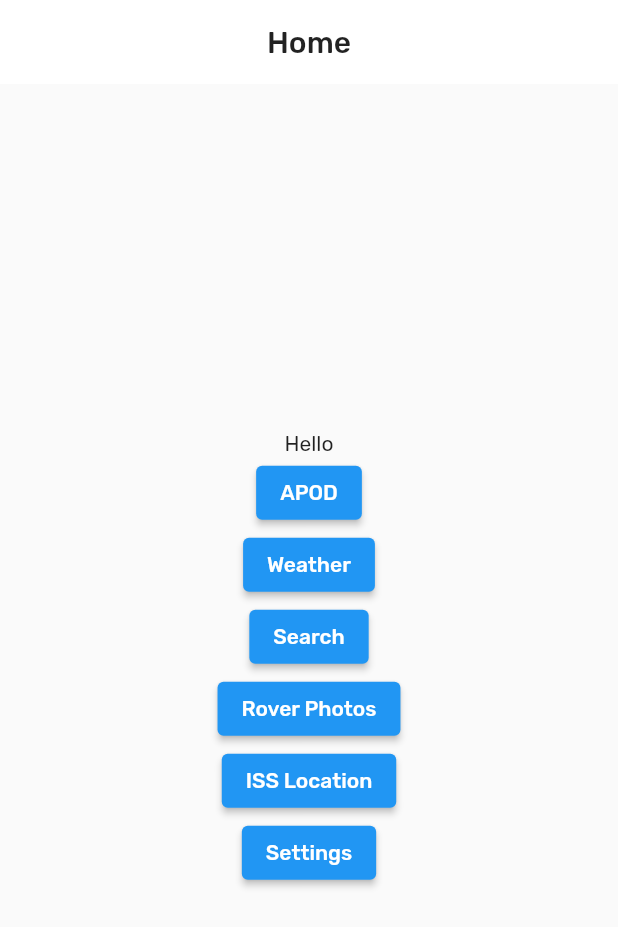
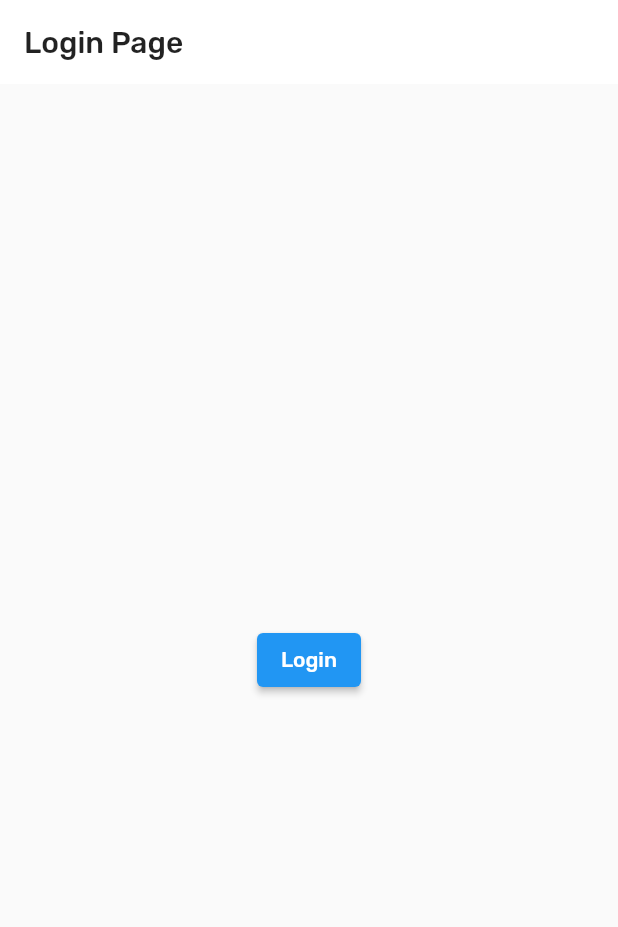
Before and after one commit to zinbrox/universum_app, a Flutter app: the screen it shows after launch, on a phone screen of 412 x 824 dp. Shown: the top 927 px of the screen. Run offline on Flutter 3.47's test engine with Material 2 defaults, Android fonts, the phone set to English and light mode, and no system bars; our stand-ins replace cached_network_image, firebase_auth, firebase_core, google_fonts, google_sign_in, shared_preferences; accounts and stored records are empty.

Commit message:
Adeed Firebase and Login page

```diff
--- a/lib/main.dart
+++ b/lib/main.dart
@@ -3,6 +3,7 @@ import 'package:provider/provider.dart';
 import 'package:universum_app/pages/home.dart';
 import 'package:universum_app/pages/apod.dart';
 import 'package:universum_app/pages/iss.dart';
+import 'package:universum_app/pages/loginPage.dart';
 import 'package:universum_app/pages/roverPhotos.dart';
 import 'package:universum_app/pages/settingsPage.dart';
 import 'package:universum_app/pages/weather.dart';
@@ -41,8 +42,9 @@ class _MyAppState extends State<MyApp> {
           return MaterialApp(
             debugShowCheckedModeBanner: false,
             theme: Styles.themeData(themeChangeProvider.darkTheme, context),
-            initialRoute: '/home',
+            initialRoute: '/loginPage',
             routes: {
+              '/loginPage':(context) => LoginPage(),
               '/home':(context) => Home(),
               '/apod':(context) => APOD(),
               '/marsWeather':(context) => MarsWeather(),
@@ -50,6 +52,7 @@ class _MyAppState extends State<MyApp> {
               '/settings':(context) => SettingsPage(),
               '/roverPhotos':(context) => roverPhotos(),
               '/issLoc':(context) => ISSPage(),
+
             },
           );
         },
--- /dev/null
+++ b/lib/pages/loginPage.dart
@@ -0,0 +1,64 @@
+import 'package:firebase_auth/firebase_auth.dart';
+import 'package:firebase_core/firebase_core.dart';
+import 'package:flutter/material.dart';
+import 'package:universum_app/helpers/sign_in.dart';
+import 'package:universum_app/pages/home.dart';
+
+class LoginPage extends StatefulWidget {
+  @override
+  _LoginPageState createState() => _LoginPageState();
+}
+
+class _LoginPageState extends State<LoginPage> {
+
+  Future<void> googleCall() async {
+
+    await Firebase.initializeApp();
+
+    User user = FirebaseAuth.instance.currentUser;
+    if(user!=null) {
+      Navigator.of(context).push(
+        MaterialPageRoute(
+          builder: (context) {
+            return Home();
+          },
+        ),
+      );
+    }
+
+
+  }
+
+  @override
+  void initState() {
+    super.initState();
+    googleCall();
+  }
+
+  @override
+  Widget build(BuildContext context) {
+    return Scaffold(
+      appBar: AppBar(
+        title: Text("Login Page"),
+      ),
+      body: Center(
+        child: ElevatedButton(
+          onPressed: (){
+            signInWithGoogle().then((result) {
+              if (result != null) {
+                Navigator.of(context).push(
+                  MaterialPageRoute(
+                    builder: (context) {
+                      return Home();
+                    },
+                  ),
+                );
+              }
+            });
+
+          },
+          child: Text("Login"),
+        ),),
+    );
+  }
+}
--- a/pubspec.yaml
+++ b/pubspec.yaml
@@ -28,6 +28,9 @@ dependencies:
   google_fonts: ^2.0.0
   provider: ^5.0.0
   cached_network_image: ^3.0.0
+  firebase_core: ^1.0.3
+  firebase_auth: ^1.0.3
+  google_sign_in: ^5.0.1
 
 
   # The following adds the Cupertino Icons font to your application.
```
Also changed, not shown: lib/helpers/sign_in.dart (added, +38 -0 lines), pubspec.lock, 3 other files.
